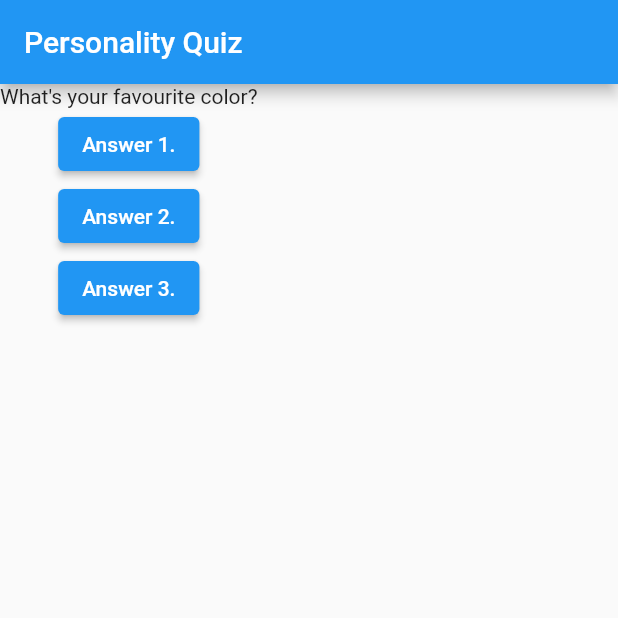
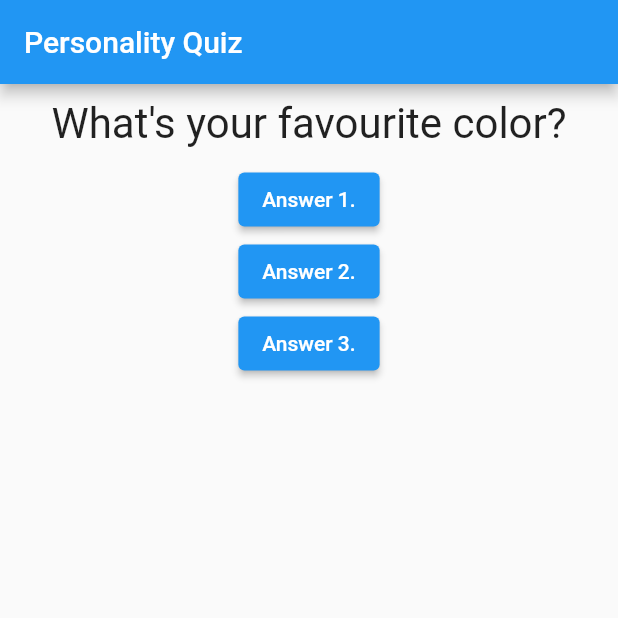
Before and after one commit to HelenaKeller/flutter-learning, a Flutter app: the screen it shows after launch, on a phone screen of 412 x 824 dp, the top half of it. Run offline on Flutter 3.47's test engine with Material 2 defaults, Android fonts, the phone set to English and light mode, and no system bars.

Commit message:
crash_course: first basic styling added

```diff
--- a/crash_course/lib/question.dart
+++ b/crash_course/lib/question.dart
@@ -7,6 +7,14 @@ class Question extends StatelessWidget {
 
   @override
   Widget build(BuildContext context) {
-    return Text(questionText);
+    return Container(
+      width: double.infinity,
+      margin: const EdgeInsets.all(10),
+      child: Text(
+        questionText,
+        style: const TextStyle(fontSize: 28),
+        textAlign: TextAlign.center,
+      ),
+    );
   }
 }
```
